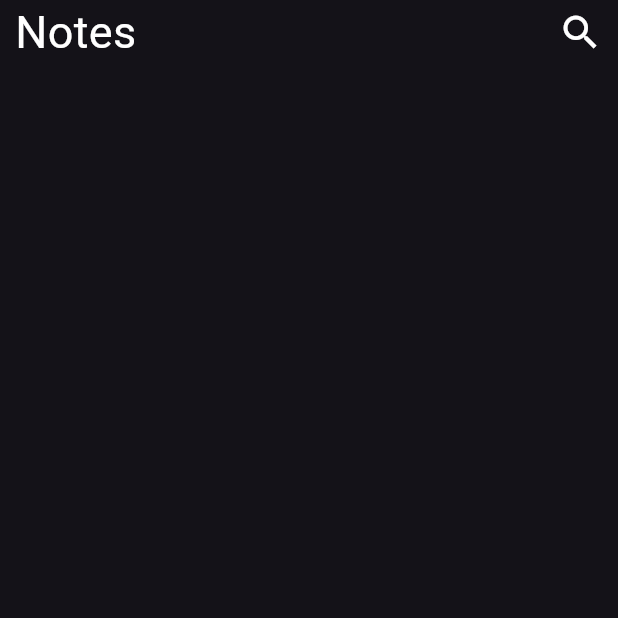
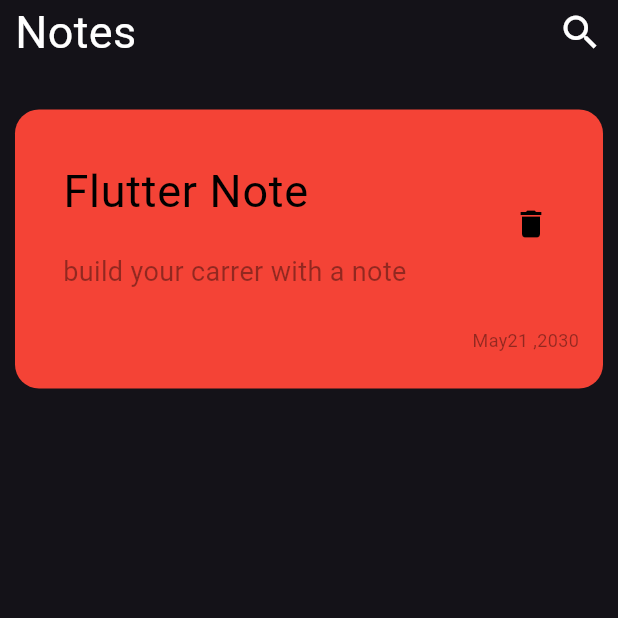
Before and after one commit to SeifRashedd/NoteApp, a Flutter app: the screen it shows after launch, on a phone screen of 412 x 824 dp, the top half of it. Run offline on Flutter 3.47's test engine with Material 3 defaults, Android fonts, the phone set to English and light mode, and no system bars.

Commit message:
finish note item

```diff
--- /dev/null
+++ b/lib/views/widgets/note_item.dart
@@ -0,0 +1,54 @@
+import 'package:flutter/material.dart';
+
+
+class NoteItem extends StatelessWidget {
+  const NoteItem({super.key});
+
+  @override
+  Widget build(BuildContext context) {
+    return Container(
+      padding: const EdgeInsets.only(top: 24, bottom: 24, left: 16),
+      width: double.infinity,
+      decoration: BoxDecoration(
+        color: Colors.red,
+        borderRadius: BorderRadius.circular(16),
+      ),
+      child: Column(
+        crossAxisAlignment: CrossAxisAlignment.end,
+        children: [
+          ListTile(
+            title: const Text(
+              'Flutter Note',
+              style: TextStyle(fontSize: 30, color: Colors.black),
+            ),
+            subtitle: Padding(
+              padding: const EdgeInsets.only(top: 18),
+              child: Text(
+                'build your carrer with a note',
+                style: TextStyle(
+                    fontSize: 18, color: Colors.black.withOpacity(.4)),
+              ),
+            ),
+            trailing: IconButton(
+              onPressed: () {},
+              icon: const Icon(
+                Icons.delete,
+                color: Colors.black,
+              ),
+            ),
+          ),
+          Padding(
+            padding: const EdgeInsets.only(right: 16, top: 16),
+            child: Text(
+              'May21 ,2030',
+              style: TextStyle(
+                fontSize: 12,
+                color: Colors.black.withOpacity(.4),
+              ),
+            ),
+          )
+        ],
+      ),
+    );
+  }
+}
--- a/lib/views/widgets/note_view_body.dart
+++ b/lib/views/widgets/note_view_body.dart
@@ -1,5 +1,6 @@
 import 'package:flutter/material.dart';
 import 'package:noteapp/views/widgets/custom_app_bar.dart';
+import 'package:noteapp/views/widgets/note_item.dart';
 
 class NoteViewBody extends StatelessWidget {
   const NoteViewBody({super.key});
@@ -9,9 +10,7 @@ class NoteViewBody extends StatelessWidget {
     return const Padding(
       padding: EdgeInsets.symmetric(horizontal: 10),
       child: Column(
-        children: [
-          CustomAppBar(),
-        ],
+        children: [CustomAppBar(), SizedBox(height: 30), NoteItem()],
       ),
     );
   }
```
